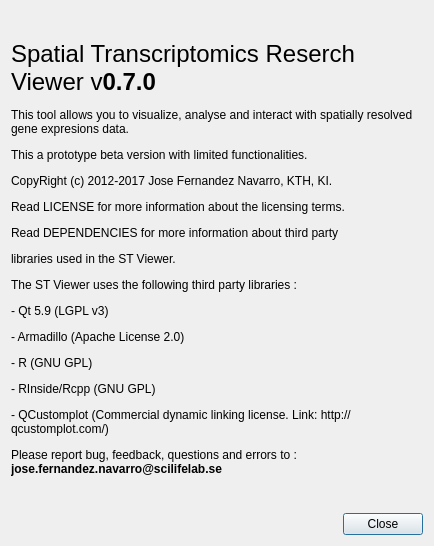
The window that src/dialogs/aboutdialog.ui (jfnavarro/st_viewer) describes before a commit, drawn with Qt 5.
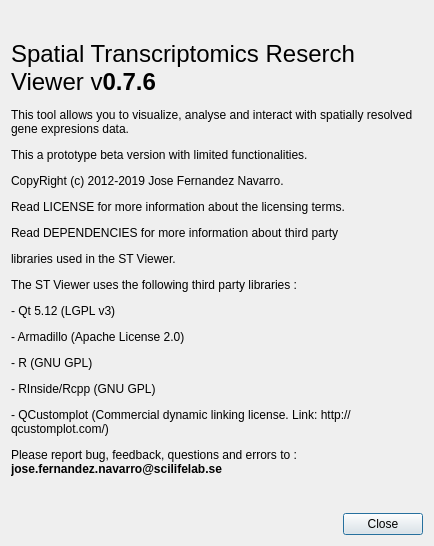
The same window after the commit.

Commit message: Added new heatmap method, improved DEA, improved Scran normalization, removed white circles for no visible data

```diff
--- a/src/dialogs/aboutdialog.ui
+++ b/src/dialogs/aboutdialog.ui
@@ -43,7 +43,7 @@
         <bool>true</bool>
        </property>
        <property name="text">
-        <string>&lt;html&gt;&lt;head/&gt;&lt;body&gt;&lt;p&gt;&lt;span style=&quot; font-size:18pt;&quot;&gt;Spatial Transcriptomics Reserch Viewer v&lt;/span&gt;&lt;span style=&quot; font-size:18pt; font-weight:600;&quot;&gt;0.7.0&lt;/span&gt;&lt;/p&gt;&lt;p&gt;This tool allows you to visualize, analyse and interact with spatially resolved gene expresions data.&lt;/p&gt;&lt;p&gt;This a prototype beta version with limited functionalities.&lt;/p&gt;&lt;p&gt;CopyRight (c) 2012-2017 Jose Fernandez Navarro, KTH, KI.&lt;/p&gt;&lt;p&gt;Read LICENSE for more information about the licensing terms.&lt;/p&gt;&lt;p&gt;Read DEPENDENCIES for more information about third party&lt;/p&gt;&lt;p&gt;libraries used in the ST Viewer. &lt;/p&gt;&lt;p&gt;The ST Viewer uses the following third party libraries :&lt;/p&gt;&lt;p&gt;- Qt 5.9 (LGPL v3)&lt;/p&gt;&lt;p&gt;- Armadillo (Apache License 2.0)&lt;/p&gt;&lt;p&gt;- R (GNU GPL)&lt;/p&gt;&lt;p&gt;- RInside/Rcpp (GNU GPL)&lt;/p&gt;&lt;p&gt;- QCustomplot (Commercial dynamic linking license. Link: http://qcustomplot.com/)&lt;/p&gt;&lt;p&gt;Please report bug, feedback, questions and errors to : &lt;span style=&quot; font-weight:600;&quot;&gt;jose.fernandez.navarro@scilifelab.se&lt;/span&gt;&lt;/p&gt;&lt;/body&gt;&lt;/html&gt;</string>
+        <string>&lt;html&gt;&lt;head/&gt;&lt;body&gt;&lt;p&gt;&lt;span style=&quot; font-size:18pt;&quot;&gt;Spatial Transcriptomics Reserch Viewer v&lt;/span&gt;&lt;span style=&quot; font-size:18pt; font-weight:600;&quot;&gt;0.7.6&lt;/span&gt;&lt;/p&gt;&lt;p&gt;This tool allows you to visualize, analyse and interact with spatially resolved gene expresions data.&lt;/p&gt;&lt;p&gt;This a prototype beta version with limited functionalities.&lt;/p&gt;&lt;p&gt;CopyRight (c) 2012-2019 Jose Fernandez Navarro.&lt;/p&gt;&lt;p&gt;Read LICENSE for more information about the licensing terms.&lt;/p&gt;&lt;p&gt;Read DEPENDENCIES for more information about third party&lt;/p&gt;&lt;p&gt;libraries used in the ST Viewer. &lt;/p&gt;&lt;p&gt;The ST Viewer uses the following third party libraries :&lt;/p&gt;&lt;p&gt;- Qt 5.12 (LGPL v3)&lt;/p&gt;&lt;p&gt;- Armadillo (Apache License 2.0)&lt;/p&gt;&lt;p&gt;- R (GNU GPL)&lt;/p&gt;&lt;p&gt;- RInside/Rcpp (GNU GPL)&lt;/p&gt;&lt;p&gt;- QCustomplot (Commercial dynamic linking license. Link: http://qcustomplot.com/)&lt;/p&gt;&lt;p&gt;Please report bug, feedback, questions and errors to : &lt;span style=&quot; font-weight:600;&quot;&gt;jose.fernandez.navarro@scilifelab.se&lt;/span&gt;&lt;/p&gt;&lt;/body&gt;&lt;/html&gt;</string>
        </property>
        <property name="textFormat">
         <enum>Qt::AutoText</enum>
```
The commit also changes 24 other files.
